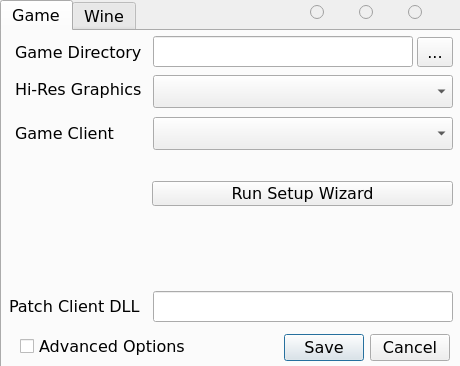
Qt form OneLauncher/ui/winSettings.ui (JuneStepp/OneLauncher) before a commit.
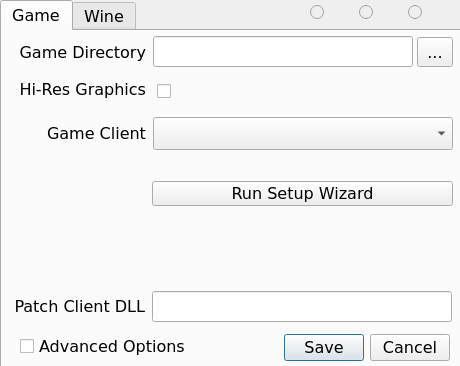
The same form after that commit.

Commit message: Change high res setting window option to checkbox

Patch:
```diff
--- a/OneLauncher/ui/winSettings.ui
+++ b/OneLauncher/ui/winSettings.ui
@@ -73,36 +73,29 @@
     <widget class="QLabel" name="lblPatchClient">
      <property name="geometry">
       <rect>
-       <x>7</x>
+       <x>12</x>
        <y>264</y>
-       <width>141</width>
+       <width>131</width>
        <height>23</height>
       </rect>
      </property>
      <property name="text">
       <string>Patch Client DLL</string>
      </property>
+     <property name="alignment">
+      <set>Qt::AlignRight|Qt::AlignTrailing|Qt::AlignVCenter</set>
+     </property>
     </widget>
     <widget class="QLineEdit" name="txtPatchClient">
      <property name="geometry">
       <rect>
-       <x>151</x>
+       <x>150</x>
        <y>260</y>
        <width>300</width>
        <height>31</height>
       </rect>
      </property>
     </widget>
-    <widget class="QComboBox" name="cboGraphics">
-     <property name="geometry">
-      <rect>
-       <x>151</x>
-       <y>44</y>
-       <width>300</width>
-       <height>33</height>
-      </rect>
-     </property>
-    </widget>
     <widget class="QToolButton" name="btnGameDir">
      <property name="geometry">
       <rect>
@@ -128,6 +121,9 @@
      <property name="text">
       <string>Hi-Res Graphics</string>
      </property>
+     <property name="alignment">
+      <set>Qt::AlignRight|Qt::AlignTrailing|Qt::AlignVCenter</set>
+     </property>
     </widget>
     <widget class="QLabel" name="lblClient">
      <property name="geometry">
@@ -141,6 +137,9 @@
      <property name="text">
       <string>Game Client</string>
      </property>
+     <property name="alignment">
+      <set>Qt::AlignRight|Qt::AlignTrailing|Qt::AlignVCenter</set>
+     </property>
     </widget>
     <widget class="QLabel" name="lblGameDir">
      <property name="geometry">
@@ -157,6 +156,9 @@
      <property name="text">
       <string>Game Directory</string>
      </property>
+     <property name="alignment">
+      <set>Qt::AlignRight|Qt::AlignTrailing|Qt::AlignVCenter</set>
+     </property>
     </widget>
     <widget class="QLineEdit" name="txtGameDir">
      <property name="geometry">
@@ -181,6 +183,22 @@
       <string>Run Setup Wizard</string>
      </property>
     </widget>
+    <widget class="QCheckBox" name="highResCheckBox">
+     <property name="geometry">
+      <rect>
+       <x>155</x>
+       <y>45</y>
+       <width>21</width>
+       <height>31</height>
+      </rect>
+     </property>
+     <property name="toolTip">
+      <string>Enable high resolution game files. You may need to patch the game after enabling this</string>
+     </property>
+     <property name="text">
+      <string/>
+     </property>
+    </widget>
    </widget>
    <widget class="QWidget" name="tabWine">
     <attribute name="title">
```
Left out of the diff: 20 changed lines with no effect on the pictures. The commit also changes 5 other files.
